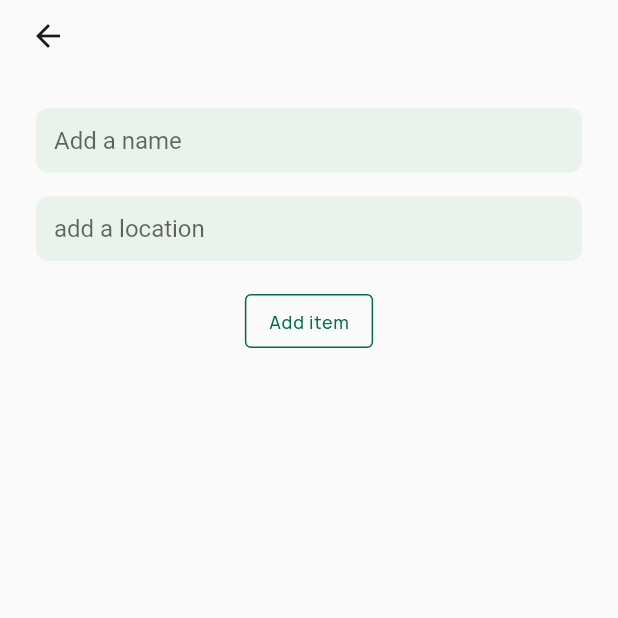
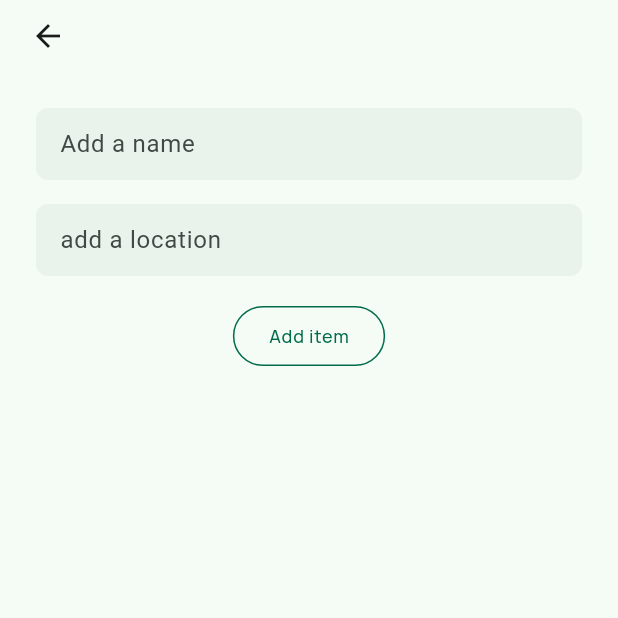
Before and after one commit to davidkmulligan/flutter-notifiers, a Flutter app: the AddConsumableView screen opened by its route, on a phone screen of 412 x 824 dp, the top half of it. Run offline on Flutter 3.47's test engine with Material 2 defaults, Android fonts, the phone set to English and light mode, and no system bars.

Commit message:
added settings view & added theme data color seed

```diff
--- a/lib/app/app.dart
+++ b/lib/app/app.dart
@@ -1,3 +1,5 @@
+import 'dart:convert';
+
 import 'package:flutter/material.dart';
 
 import 'package:pantry/inventory_view/inventory_view.dart';
@@ -5,24 +7,47 @@ import 'package:pantry/inventory_view/add_consumable_view.dart';
 import 'package:pantry/inventory_view/edit_consumable_view.dart';
 
 import 'package:pantry/app/dataStore.dart';
+import 'package:pantry/app/theme.dart' as theme;
+import 'package:pantry/settings/settings_veiw.dart';
+import 'package:pantry/utils/local_storage.dart';
 
-class App extends StatelessWidget {
-  App({Key? key}) : super(key: key) {
-    dataStore = DataStore();
-    DataStore.sortInventoryGroupsFromSource();
-  }
+class App extends StatefulWidget {
+  App({Key? key}) : super(key: key);
 
   late final DataStore dataStore;
 
   @override
+  State<App> createState() => _AppState();
+}
+
+class _AppState extends State<App> {
+  @override
+  void initState() {
+    super.initState();
+    widget.dataStore = DataStore();
+    // DataStore.saveTestToDisk();
+  }
+
+  @override
   Widget build(BuildContext context) {
+    // DataStore.saveToDisk();
+    // DataStore.readFromDisk();
+    // DataStore.sortInventoryGroupsFromSource();
+    // debugPrint('first?');
+
     return MaterialApp(
+      theme: ThemeData(
+        colorSchemeSeed: theme.Palette.primary,
+        brightness: Brightness.light,
+        useMaterial3: true,
+      ),
       // debugShowCheckedModeBanner: false,
       initialRoute: '/',
       routes: {
         '/': (context) => const InventoryView(),
         '/add-consumable': (context) => const AddConsumableView(),
         '/edit-consumable': (context) => const EditConsumableView(),
+        '/settings': (context) => const SettingsView(),
       },
     );
   }
--- a/lib/inventory_view/components/inventory_app_bar.dart
+++ b/lib/inventory_view/components/inventory_app_bar.dart
@@ -62,9 +62,9 @@ Widget _text(String category) {
 
 Widget _addButton(BuildContext context) {
   return IconButton(
-      onPressed: () => Navigator.pushNamed(context, '/add-consumable'),
+      onPressed: () => Navigator.pushNamed(context, '/settings'),
       icon: Icon(
-        Icons.add_circle_outline,
+        Icons.tune,
         color: theme.Palette.primary,
       ));
 }
--- a/lib/inventory_view/inventory_view.dart
+++ b/lib/inventory_view/inventory_view.dart
@@ -67,6 +67,10 @@ class _InventoryViewState extends State<InventoryView> {
           ],
         ),
       ),
+      floatingActionButton: FloatingActionButton(
+        child: const Icon(Icons.add),
+        onPressed: () => Navigator.pushNamed(context, '/add-consumable'),
+      ),
     );
   }
 }
```
Also changed, not shown: lib/inventory_view/components/edit_top_bar.dart (added, +22 -0 lines), lib/settings/settings_veiw.dart (added, +30 -0 lines).
